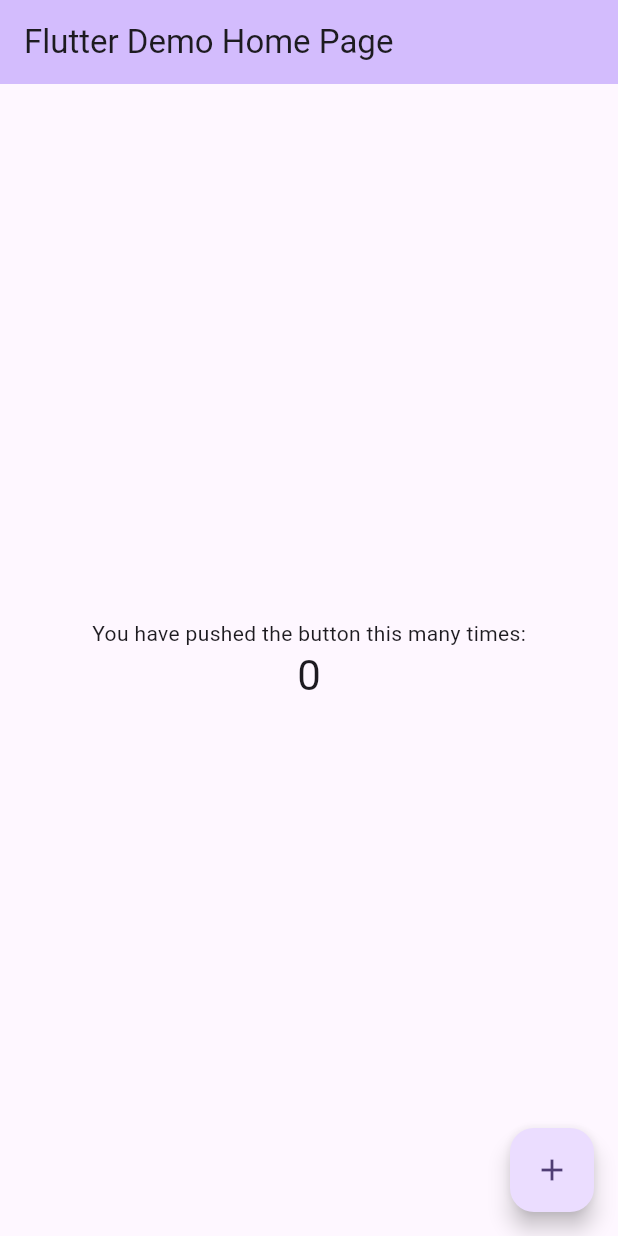
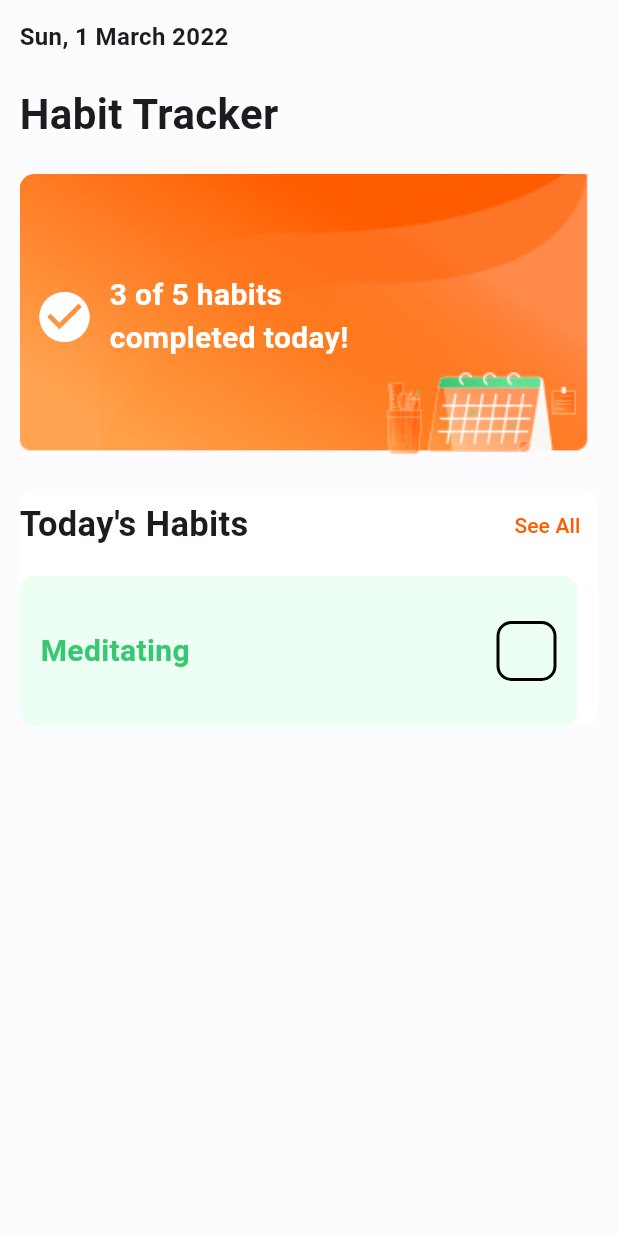
Before and after one commit to Sanjarbek17/Habit_Tracker, a Flutter app: the screen it shows after launch, on a phone screen of 412 x 824 dp. Run offline on Flutter 3.47's test engine with Material 3 defaults, Android fonts, the phone set to English and light mode, and no system bars; our stand-ins replace flutter_svg.

Commit message:
some changes

```diff
--- /dev/null
+++ b/lib/core/custom_color.dart
@@ -0,0 +1,8 @@
+import 'package:flutter/material.dart';
+
+class CustomColor {
+  static const Color bgColor = Color(0xFFFCFCFF);
+  static const Color yellowText = Color(0xffFF5C00);
+  static const Color lightGreen = Color(0xffEDFFF4);
+  static const Color green = Color(0xff37C871);
+}
--- a/lib/main.dart
+++ b/lib/main.dart
@@ -1,4 +1,5 @@
 import 'package:flutter/material.dart';
+import 'package:habit_tracker/pages/home_page.dart';
 
 void main() {
   runApp(const MyApp());
@@ -7,119 +8,10 @@ void main() {
 class MyApp extends StatelessWidget {
   const MyApp({super.key});
 
-  // This widget is the root of your application.
   @override
   Widget build(BuildContext context) {
-    return MaterialApp(
-      title: 'Flutter Demo',
-      theme: ThemeData(
-        // This is the theme of your application.
-        //
-        // TRY THIS: Try running your application with "flutter run". You'll see
-        // the application has a purple toolbar. Then, without quitting the app,
-        // try changing the seedColor in the colorScheme below to Colors.green
-        // and then invoke "hot reload" (save your changes or press the "hot
-        // reload" button in a Flutter-supported IDE, or press "r" if you used
-        // the command line to start the app).
-        //
-        // Notice that the counter didn't reset back to zero; the application
-        // state is not lost during the reload. To reset the state, use hot
-        // restart instead.
-        //
-        // This works for code too, not just values: Most code changes can be
-        // tested with just a hot reload.
-        colorScheme: ColorScheme.fromSeed(seedColor: Colors.deepPurple),
-        useMaterial3: true,
-      ),
-      home: const MyHomePage(title: 'Flutter Demo Home Page'),
+    return const MaterialApp(
+      home: HomePage(),
     );
   }
 }
-
-class MyHomePage extends StatefulWidget {
-  const MyHomePage({super.key, required this.title});
-
-  // This widget is the home page of your application. It is stateful, meaning
-  // that it has a State object (defined below) that contains fields that affect
-  // how it looks.
-
-  // This class is the configuration for the state. It holds the values (in this
-  // case the title) provided by the parent (in this case the App widget) and
-  // used by the build method of the State. Fields in a Widget subclass are
-  // always marked "final".
-
-  final String title;
-
-  @override
-  State<MyHomePage> createState() => _MyHomePageState();
-}
-
-class _MyHomePageState extends State<MyHomePage> {
-  int _counter = 0;
-
-  void _incrementCounter() {
-    setState(() {
-      // This call to setState tells the Flutter framework that something has
-      // changed in this State, which causes it to rerun the build method below
-      // so that the display can reflect the updated values. If we changed
-      // _counter without calling setState(), then the build method would not be
-      // called again, and so nothing would appear to happen.
-      _counter++;
-    });
-  }
-
-  @override
-  Widget build(BuildContext context) {
-    // This method is rerun every time setState is called, for instance as done
-    // by the _incrementCounter method above.
-    //
-    // The Flutter framework has been optimized to make rerunning build methods
-    // fast, so that you can just rebuild anything that needs updating rather
-    // than having to individually change instances of widgets.
-    return Scaffold(
-      appBar: AppBar(
-        // TRY THIS: Try changing the color here to a specific color (to
-        // Colors.amber, perhaps?) and trigger a hot reload to see the AppBar
-        // change color while the other colors stay the same.
-        backgroundColor: Theme.of(context).colorScheme.inversePrimary,
-        // Here we take the value from the MyHomePage object that was created by
-        // the App.build method, and use it to set our appbar title.
-        title: Text(widget.title),
-      ),
-      body: Center(
-        // Center is a layout widget. It takes a single child and positions it
-        // in the middle of the parent.
-        child: Column(
-          // Column is also a layout widget. It takes a list of children and
-          // arranges them vertically. By default, it sizes itself to fit its
-          // children horizontally, and tries to be as tall as its parent.
-          //
-          // Column has various properties to control how it sizes itself and
-          // how it positions its children. Here we use mainAxisAlignment to
-          // center the children vertically; the main axis here is the vertical
-          // axis because Columns are vertical (the cross axis would be
-          // horizontal).
-          //
-          // TRY THIS: Invoke "debug painting" (choose the "Toggle Debug Paint"
-          // action in the IDE, or press "p" in the console), to see the
-          // wireframe for each widget.
-          mainAxisAlignment: MainAxisAlignment.center,
-          children: <Widget>[
-            const Text(
-              'You have pushed the button this many times:',
-            ),
-            Text(
-              '$_counter',
-              style: Theme.of(context).textTheme.headlineMedium,
-            ),
-          ],
-        ),
-      ),
-      floatingActionButton: FloatingActionButton(
-        onPressed: _incrementCounter,
-        tooltip: 'Increment',
-        child: const Icon(Icons.add),
-      ), // This trailing comma makes auto-formatting nicer for build methods.
-    );
-  }
-}
--- /dev/null
+++ b/lib/pages/home_page.dart
@@ -0,0 +1,67 @@
+import 'package:flutter/material.dart';
+import 'package:habit_tracker/core/custom_color.dart';
+import 'package:habit_tracker/gen/assets.gen.dart';
+import 'package:habit_tracker/widgets/custom_card.dart';
+
+class HomePage extends StatelessWidget {
+  const HomePage({super.key});
+
+  @override
+  Widget build(BuildContext context) {
+    return Scaffold(
+      backgroundColor: CustomColor.bgColor,
+      body: SafeArea(
+        child: Padding(
+          padding: const EdgeInsets.only(top: 13.0, left: 13.0, right: 13.0),
+          child: Column(
+            crossAxisAlignment: CrossAxisAlignment.start,
+            children: [
+              const Text('Sun, 1 March 2022', style: TextStyle(fontSize: 16, fontWeight: FontWeight.bold)),
+              const SizedBox(height: 20),
+              const Text('Habit Tracker', style: TextStyle(fontSize: 28, fontWeight: FontWeight.w600)),
+              const SizedBox(height: 20),
+              Container(
+                height: 190,
+                padding: const EdgeInsets.all(10),
+                decoration: BoxDecoration(
+                  borderRadius: const BorderRadius.all(Radius.circular(10)),
+                  image: DecorationImage(
+                    image: Assets.images.group170.provider(),
+                    fit: BoxFit.cover,
+                  ),
+                ),
+                child: const Row(
+                  children: [
+                    Icon(Icons.check_circle, color: Colors.white, size: 40),
+                    SizedBox(width: 10),
+                    Text('3 of 5 habits \ncompleted today!', style: TextStyle(fontSize: 20, fontWeight: FontWeight.w600, color: Colors.white)),
+                  ],
+                ),
+              ),
+              const SizedBox(height: 20),
+              Container(
+                decoration: const BoxDecoration(color: Colors.white, borderRadius: BorderRadius.all(Radius.circular(10))),
+                child: Column(
+                  children: [
+                    Row(
+                      children: [
+                        const Text("Today's Habits", style: TextStyle(fontSize: 23, fontWeight: FontWeight.bold)),
+                        const Spacer(),
+                        TextButton(
+                          onPressed: () {},
+                          child: const Text('See All', style: TextStyle(color: CustomColor.yellowText)),
+                        ),
+                      ],
+                    ),
+                    const SizedBox(height: 10),
+                    const CustomCard(),
+                  ],
+                ),
+              ),
+            ],
+          ),
+        ),
+      ),
+    );
+  }
+}
--- /dev/null
+++ b/lib/widgets/custom_card.dart
@@ -0,0 +1,30 @@
+import 'package:flutter/material.dart';
+import 'package:habit_tracker/core/custom_color.dart';
+import 'package:habit_tracker/widgets/custom_check.dart';
+
+class CustomCard extends StatelessWidget {
+  const CustomCard({
+    super.key,
+  });
+
+  @override
+  Widget build(BuildContext context) {
+    return Row(
+      children: [
+        Container(
+          height: 100,
+          width: MediaQuery.sizeOf(context).width - 40,
+          padding: const EdgeInsets.symmetric(horizontal: 14),
+          decoration: const BoxDecoration(color: CustomColor.lightGreen, borderRadius: BorderRadius.all(Radius.circular(10))),
+          child: const Row(
+            mainAxisAlignment: MainAxisAlignment.spaceBetween,
+            children: [
+              Text('Meditating', style: TextStyle(fontSize: 20, color: CustomColor.green, fontWeight: FontWeight.w600)),
+              CustomCheckBox(),
+            ],
+          ),
+        )
+      ],
+    );
+  }
+}
--- /dev/null
+++ b/lib/widgets/custom_check.dart
@@ -0,0 +1,38 @@
+import 'package:flutter/material.dart';
+import 'package:flutter_svg/flutter_svg.dart';
+import 'package:habit_tracker/gen/assets.gen.dart';
+
+class CustomCheckBox extends StatefulWidget {
+  const CustomCheckBox({
+    super.key,
+  });
+
+  @override
+  State<CustomCheckBox> createState() => _CustomCheckBoxState();
+}
+
+class _CustomCheckBoxState extends State<CustomCheckBox> {
+  bool isChecked = false;
+
+  @override
+  Widget build(BuildContext context) {
+    return Container(
+      height: 40,
+      width: 40,
+      decoration: BoxDecoration(borderRadius: const BorderRadius.all(Radius.circular(10)), border: Border.all(width: 2, color: isChecked ? Colors.white : Colors.black)),
+      child: InkWell(
+        child: isChecked
+            ? SvgPicture.asset(
+                Assets.icons.check,
+                fit: BoxFit.cover,
+              )
+            : const SizedBox(),
+        onTap: () {
+          setState(() {
+            isChecked = !isChecked;
+          });
+        },
+      ),
+    );
+  }
+}
```
Also changed, not shown: lib/gen/assets.gen.dart (added, +119 -0 lines), pubspec.yaml (+8 -70 lines), assets/icons/check.svg (added), assets/images/Group 170.png (added), pubspec.lock, 1 other file.
